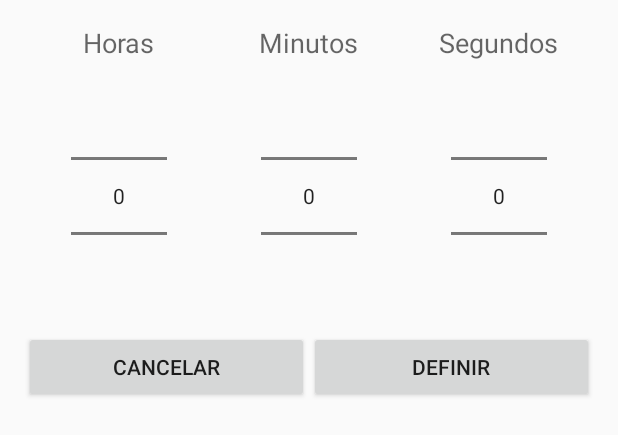
After one commit to demetriosmiguel/AmpulhetaDigital, an Android app: the layout dialog_definir_tempo.xml on its own in the app's theme, with its tools: preview values and no code run, on a phone screen of 412 x 824 dp. The commit adds this screen. Shown: the top 435 px of the screen. Run offline under Robolectric (Android 15) with nearby library versions, the phone set to English and light mode, and no system bars.

Commit message:
Janela/Dialog para definir o tempo ao clicar sobre o relógio

```diff
--- /dev/null
+++ b/app/src/main/res/layout/dialog_definir_tempo.xml
@@ -0,0 +1,114 @@
+<?xml version="1.0" encoding="utf-8"?>
+<LinearLayout xmlns:android="http://schemas.android.com/apk/res/android"
+    android:orientation="vertical"
+    android:layout_width="match_parent"
+    android:layout_height="match_parent"
+    android:padding="@dimen/activity_horizontal_margin">
+
+    <LinearLayout
+        android:layout_width="match_parent"
+        android:layout_height="wrap_content"
+        android:orientation="horizontal"
+        android:weightSum="3">
+
+        <LinearLayout
+            android:layout_width="0dp"
+            android:layout_height="match_parent"
+            android:orientation="vertical"
+            android:layout_weight="1"
+            android:gravity="center_horizontal">
+
+            <TextView
+                android:layout_width="wrap_content"
+                android:layout_height="wrap_content"
+                android:textAppearance="?android:attr/textAppearanceMedium"
+                android:text="@string/textview_horas"
+                android:id="@+id/textViewHoras" />
+
+            <NumberPicker
+                android:layout_width="wrap_content"
+                android:layout_height="wrap_content"
+                android:id="@+id/numberPickerHoras" />
+
+        </LinearLayout>
+
+        <LinearLayout
+            android:layout_width="0dp"
+            android:layout_height="match_parent"
+            android:orientation="vertical"
+            android:layout_weight="1"
+            android:gravity="center_horizontal">
+
+            <TextView
+                android:layout_width="wrap_content"
+                android:layout_height="wrap_content"
+                android:textAppearance="?android:attr/textAppearanceMedium"
+                android:text="@string/textview_minutos"
+                android:id="@+id/textViewMinutos" />
+
+            <NumberPicker
+                android:layout_width="wrap_content"
+                android:layout_height="wrap_content"
+                android:id="@+id/numberPickerMinutos" />
+
+        </LinearLayout>
+
+        <LinearLayout
+            android:layout_width="0dp"
+            android:layout_height="match_parent"
+            android:orientation="vertical"
+            android:layout_weight="1"
+            android:gravity="center_horizontal">
+
+            <TextView
+                android:layout_width="wrap_content"
+                android:layout_height="wrap_content"
+                android:textAppearance="?android:attr/textAppearanceMedium"
+                android:text="@string/textview_segundos"
+                android:id="@+id/textViewSegundos" />
+
+            <NumberPicker
+                android:layout_width="wrap_content"
+                android:layout_height="wrap_content"
+                android:id="@+id/numberPickerSegundos" />
+
+        </LinearLayout>
+
+    </LinearLayout>
+
+    <LinearLayout
+        android:layout_width="match_parent"
+        android:layout_height="wrap_content"
+        android:orientation="horizontal"
+        android:weightSum="2">
+
+        <LinearLayout
+            android:layout_width="0dp"
+            android:layout_height="match_parent"
+            android:orientation="vertical"
+            android:layout_weight="1"
+            android:gravity="center_horizontal">
+
+            <Button
+                android:layout_width="match_parent"
+                android:layout_height="match_parent"
+                android:text="@string/button_cancelar"
+                android:id="@+id/buttonCancelar" />
+        </LinearLayout>
+
+        <LinearLayout
+            android:layout_width="0dp"
+            android:layout_height="match_parent"
+            android:orientation="vertical"
+            android:layout_weight="1">
+
+            <Button
+                android:layout_width="match_parent"
+                android:layout_height="match_parent"
+                android:text="@string/button_definir"
+                android:id="@+id/buttonDefinir" />
+        </LinearLayout>
+
+    </LinearLayout>
+
+</LinearLayout>
--- a/app/src/main/res/values/strings.xml
+++ b/app/src/main/res/values/strings.xml
@@ -6,5 +6,10 @@
     <string name="reniciar">RENICIAR</string>
     <string name="relogio_zerado">00:00:00</string>
     <string name="action_settings">Configurações</string>
+    <string name="textview_horas">Horas</string>
+    <string name="button_cancelar">Cancelar</string>
+    <string name="button_definir">Definir</string>
+    <string name="textview_minutos">Minutos</string>
+    <string name="textview_segundos">Segundos</string>
 
 </resources>
```
Also changed, not shown: app/src/main/java/com/example/demtriosmiguel/ampulhetadigital/Cronometro.java (+15 -0 lines), app/src/main/java/com/example/demtriosmiguel/ampulhetadigital/MainActivity.java (+46 -10 lines).
